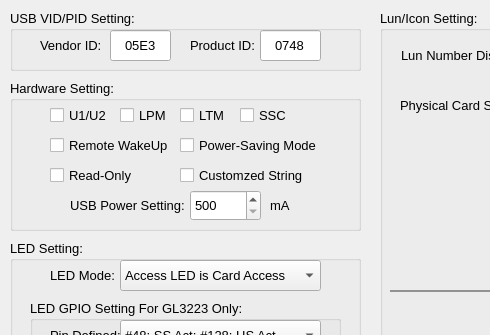
Before: the Qt Designer form main.ui in barryblueice/Genesys-Reader-EEP-Generated-Tool, drawn with Qt 5; both pictures show x 0 to 490 and y 0 to 335 of the 749 by 664 pixel window.
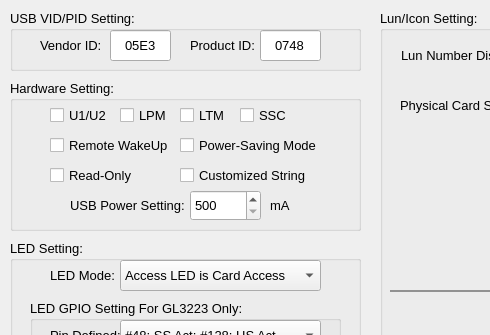
After: the same form once the commit is applied.

Commit message: 更新组件名称

```diff
--- a/main.ui
+++ b/main.ui
@@ -772,7 +772,7 @@
      </rect>
     </property>
     <property name="text">
-     <string>Customzed String</string>
+     <string>Customized String</string>
     </property>
    </widget>
    <widget class="QLabel" name="label_21">
```
Left out of the diff: 64 changed lines with no effect on the pictures. The commit also changes 1 other file.
